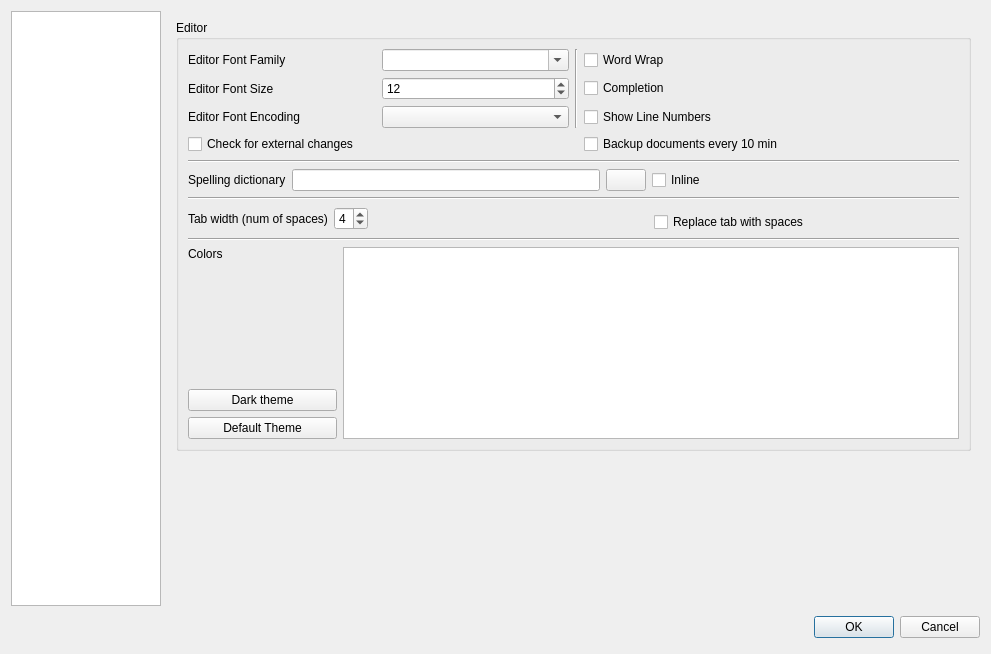
Qt form configdialog.ui (JuriGagarin/texmaker) before a commit.
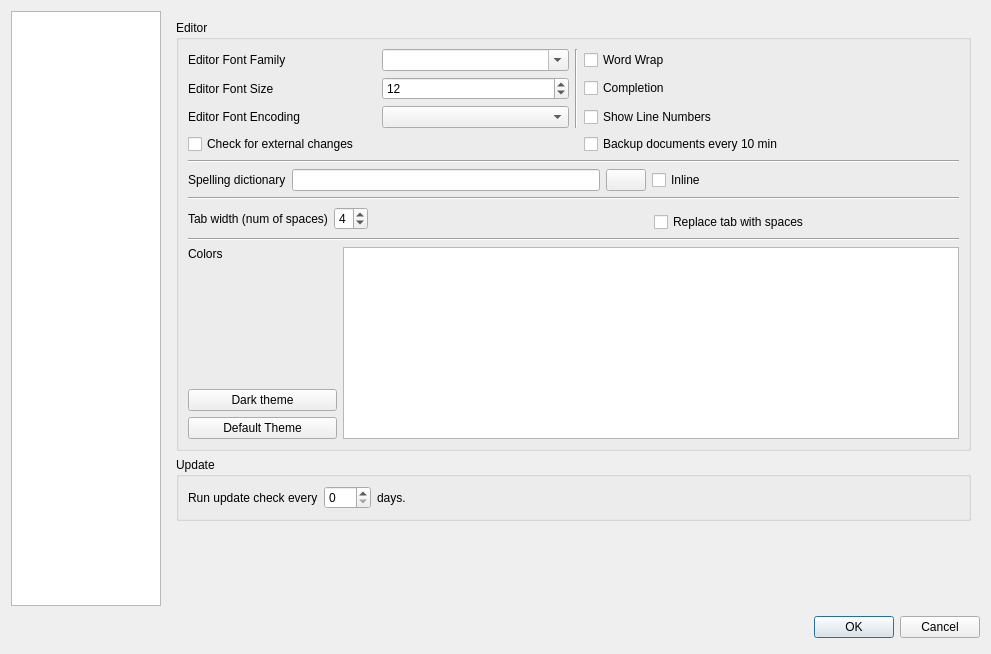
The same form after that commit. The open tabs and pages were chosen to show the change. Icons and pictures are not drawn.

Patch:
```diff
--- a/configdialog.ui
+++ b/configdialog.ui
@@ -1342,7 +1342,7 @@
          </layout>
         </widget>
        </item>
-       <item row="1" column="0">
+       <item row="2" column="0">
         <spacer>
          <property name="orientation">
           <enum>Qt::Vertical</enum>
@@ -1355,6 +1355,64 @@
          </property>
         </spacer>
        </item>
+       <item row="1" column="0">
+        <widget class="QGroupBox" name="groupBox_5">
+         <property name="title">
+          <string>Update</string>
+         </property>
+         <layout class="QHBoxLayout" name="horizontalLayout_4">
+          <item>
+           <widget class="QLabel" name="label_9">
+            <property name="text">
+             <string>Run update check every</string>
+            </property>
+           </widget>
+          </item>
+          <item>
+           <widget class="QSpinBox" name="spinBoxUpdateCheckFrequency">
+            <property name="maximumSize">
+             <size>
+              <width>50</width>
+              <height>16777215</height>
+             </size>
+            </property>
+            <property name="toolTip">
+             <string>The value &quot;0&quot; disables automatic update checking.</string>
+            </property>
+            <property name="minimum">
+             <number>0</number>
+            </property>
+            <property name="maximum">
+             <number>365</number>
+            </property>
+            <property name="singleStep">
+             <number>1</number>
+            </property>
+           </widget>
+          </item>
+          <item>
+           <widget class="QLabel" name="label_10">
+            <property name="text">
+             <string>days.</string>
+            </property>
+           </widget>
+          </item>
+          <item>
+           <spacer name="horizontalSpacer_2">
+            <property name="orientation">
+             <enum>Qt::Horizontal</enum>
+            </property>
+            <property name="sizeHint" stdset="0">
+             <size>
+              <width>40</width>
+              <height>20</height>
+             </size>
+            </property>
+           </spacer>
+          </item>
+         </layout>
+        </widget>
+       </item>
       </layout>
      </widget>
      <widget class="QWidget" name="ps">
```
Left out of the diff: 2 changed lines with no effect on the pictures.
